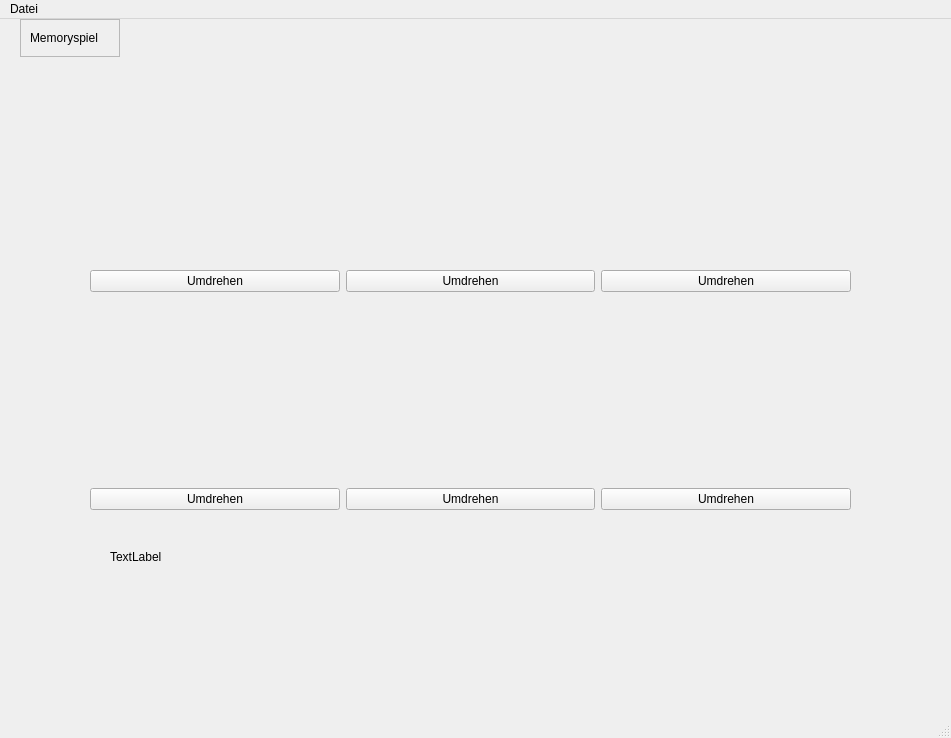
Before: the Qt Designer form mainwindow.ui in Hasuuka/MemoryGame, drawn with Qt 5.
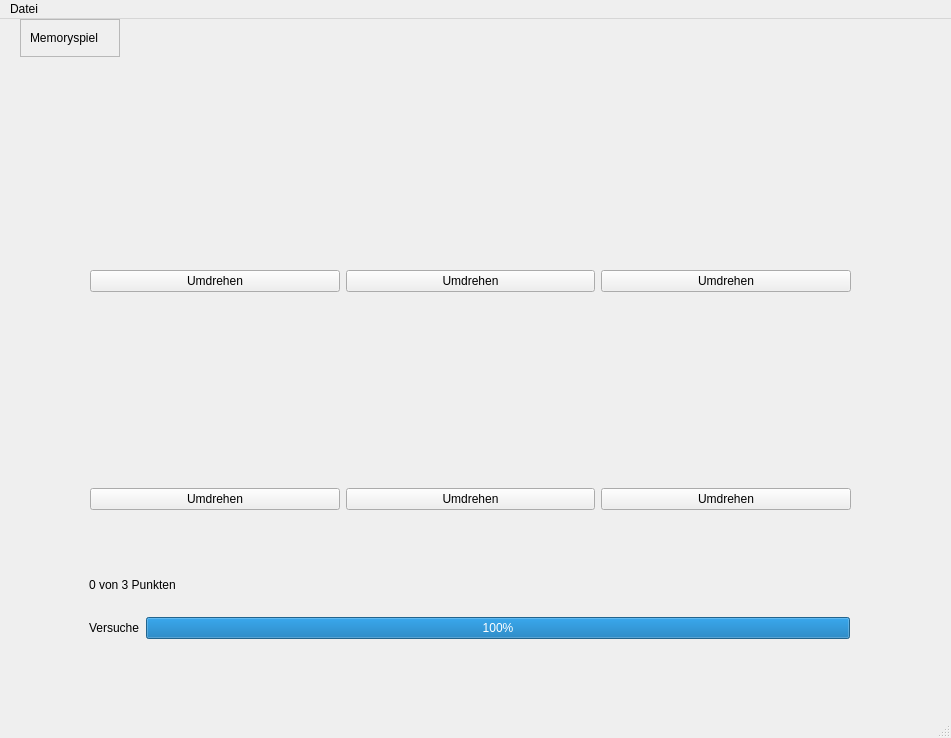
After: the same form once the commit is applied. Icons and pictures are not drawn.

```diff
--- a/mainwindow.ui
+++ b/mainwindow.ui
@@ -45,19 +45,6 @@
      </item>
     </layout>
    </widget>
-   <widget class="QLabel" name="responseLabel">
-    <property name="geometry">
-     <rect>
-      <x>110</x>
-      <y>530</y>
-      <width>60</width>
-      <height>16</height>
-     </rect>
-    </property>
-    <property name="text">
-     <string>TextLabel</string>
-    </property>
-   </widget>
    <widget class="QWidget" name="layoutWidget">
     <property name="geometry">
      <rect>
@@ -214,6 +201,52 @@
      </item>
     </layout>
    </widget>
+   <widget class="QWidget" name="verticalLayoutWidget_2">
+    <property name="geometry">
+     <rect>
+      <x>89</x>
+      <y>540</y>
+      <width>761</width>
+      <height>80</height>
+     </rect>
+    </property>
+    <layout class="QVBoxLayout" name="verticalLayout">
+     <item>
+      <widget class="QLabel" name="responseLabel">
+       <property name="text">
+        <string>0 von 3 Punkten</string>
+       </property>
+      </widget>
+     </item>
+     <item>
+      <layout class="QHBoxLayout" name="horizontalLayout">
+       <item>
+        <widget class="QLabel" name="label_2">
+         <property name="text">
+          <string>Versuche</string>
+         </property>
+        </widget>
+       </item>
+       <item>
+        <widget class="QProgressBar" name="progressBar">
+         <property name="maximum">
+          <number>3</number>
+         </property>
+         <property name="value">
+          <number>3</number>
+         </property>
+         <property name="invertedAppearance">
+          <bool>false</bool>
+         </property>
+         <property name="format">
+          <string>%p%</string>
+         </property>
+        </widget>
+       </item>
+      </layout>
+     </item>
+    </layout>
+   </widget>
   </widget>
   <widget class="QMenuBar" name="menubar">
    <property name="geometry">
```
Left out of the diff: 3 changed lines with no effect on the pictures.
